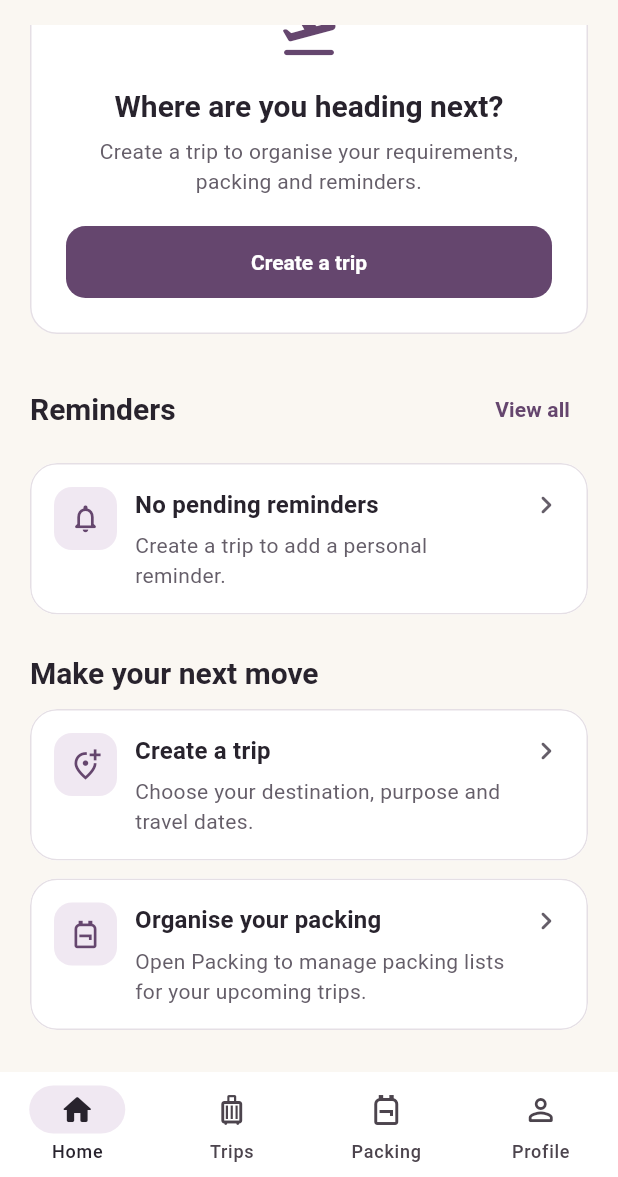
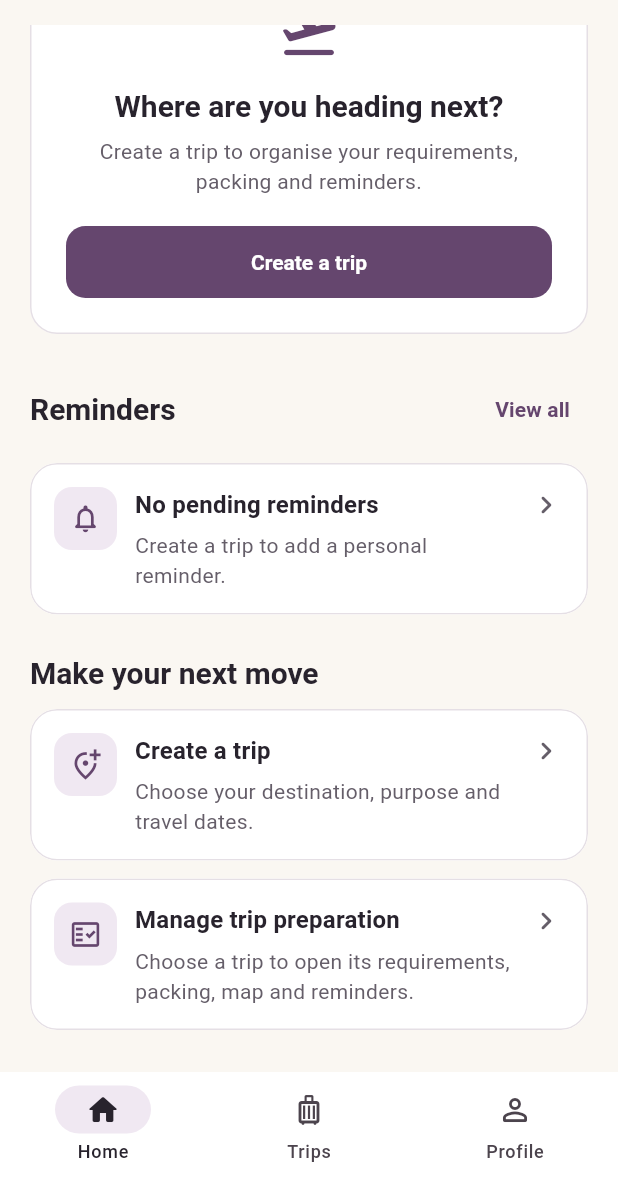
Before and after one commit to CheeWei323/FYP, a Flutter app: the TravellerDashboard screen opened directly, scrolled down 199 dp, on a phone screen of 412 x 824 dp, the part 59-1236 px from its top. Run offline on Flutter 3.47's test engine with Material 3 defaults, Android fonts, the phone set to English and light mode, and no system bars; our stand-ins replace cloud_firestore, firebase_auth, firebase_core, flutter_local_notifications, flutter_timezone, google_maps_flutter and 3 more; missing offline and left inert: excel; accounts and stored records are empty.

Commit message:
Simplify traveller navigation and centralise trip preparation

```diff
--- a/lib/screens/dashboards/traveller_dashboard.dart
+++ b/lib/screens/dashboards/traveller_dashboard.dart
@@ -11,7 +11,6 @@ import '../../theme/app_theme.dart';
 import '../../widgets/destination_photo.dart';
 import '../add_trip_screen.dart';
 import '../my_trips_screen.dart';
-import '../packing_screen.dart';
 import '../traveller_alerts_screen.dart';
 import '../traveller_settings_screen.dart';
 import '../trip_details_screen.dart';
@@ -279,11 +278,15 @@ class _TravellerDashboardState extends State<TravellerDashboard>
     }
   }
 
+  // ---------------------------------------------------------------------------
+  // TAB NAVIGATION
+  // ---------------------------------------------------------------------------
+  // Switch sections and refresh travel data for Home and the notification badge.
   void _changeTab(int index) {
     if (index == _selectedIndex) return;
 
     setState(() => _selectedIndex = index);
-    _loadData(showLoading: index == 0 || index == 2);
+    _loadData(showLoading: index == 0);
   }
 
   Future<void> _openNotifications() => _openPage(
@@ -330,13 +333,13 @@ class _TravellerDashboardState extends State<TravellerDashboard>
 
   @override
   Widget build(BuildContext context) {
-    final titles = ['TravelGuard MY', 'Trips', 'Packing', 'Profile'];
+    final titles = ['TravelGuard MY', 'Trips', 'Profile'];
     final Widget page;
 
     switch (_selectedIndex) {
       case 1:
         page = MyTripsScreen(key: ValueKey(_tripsRevision), embedded: true);
-      case 3:
+      case 2:
         page = const TravellerSettingsScreen();
       default:
         page = _buildDataPage();
@@ -389,11 +392,6 @@ class _TravellerDashboardState extends State<TravellerDashboard>
             label: 'Trips',
           ),
           NavigationDestination(
-            icon: Icon(Icons.backpack_outlined),
-            selectedIcon: Icon(Icons.backpack_rounded),
-            label: 'Packing',
-          ),
-          NavigationDestination(
             icon: Icon(Icons.person_outline_rounded),
             selectedIcon: Icon(Icons.person_rounded),
             label: 'Profile',
@@ -416,14 +414,12 @@ class _TravellerDashboardState extends State<TravellerDashboard>
               onPressed: () => _loadData(),
             ),
           ]
-        : _selectedIndex == 2
-        ? _prepareContent()
         : _homeContent();
 
     return RefreshIndicator(
       onRefresh: () => _loadData(showLoading: false),
       child: ListView(
-        key: PageStorageKey(_selectedIndex == 2 ? 'prepare' : 'home'),
+        key: const PageStorageKey('home'),
         physics: const AlwaysScrollableScrollPhysics(),
         padding: const EdgeInsets.fromLTRB(20, 16, 20, 28),
         children: [
@@ -510,11 +506,11 @@ class _TravellerDashboardState extends State<TravellerDashboard>
       ),
       const SizedBox(height: 12),
       _ActionTile(
-        icon: Icons.backpack_outlined,
-        title: 'Organise your packing',
+        icon: Icons.fact_check_outlined,
+        title: 'Manage trip preparation',
         subtitle:
-            'Open Packing to manage packing lists for your upcoming trips.',
-        onTap: () => _changeTab(2),
+            'Choose a trip to open its requirements, packing, map and reminders.',
+        onTap: () => _changeTab(1),
       ),
     ];
   }
@@ -616,64 +612,6 @@ class _TravellerDashboardState extends State<TravellerDashboard>
       onTap: () => _openPage(TripDetailsScreen(trip: trip)),
       warm: overdue,
     );
-  }
-
-  List<Widget> _prepareContent() {
-    final trips = _upcomingTrips;
-
-    return [
-      Text(
-        'Pack for your next journey.',
-        style: Theme.of(context).textTheme.headlineSmall,
-      ),
-      const SizedBox(height: 8),
-      const Text('Choose an upcoming trip to organise its packing list.'),
-      const SizedBox(height: 24),
-      if (trips.isEmpty) ...[
-        _message(
-          icon: Icons.backpack_outlined,
-          title: 'Your packing starts with a trip',
-          description:
-              'Create a trip to get started. You can find earlier trips in the Trips tab.',
-          button: 'Create a trip',
-          onPressed: () => _openPage(const AddTripScreen()),
-        ),
-        TextButton(
-          onPressed: () => _changeTab(1),
-          child: const Text('Browse saved trips'),
-        ),
-      ] else
-        for (final trip in trips) ...[
-          Card(
-            margin: EdgeInsets.zero,
-            child: Padding(
-              padding: const EdgeInsets.all(20),
-              child: Column(
-                crossAxisAlignment: CrossAxisAlignment.stretch,
-                children: [
-                  Text(
-                    _label(trip.destinationCountryId),
-                    style: Theme.of(context).textTheme.titleLarge,
-                  ),
-                  const SizedBox(height: 6),
-                  Text(
-                    '${_date(trip.departureDate)} · ${_label(trip.purpose)} · ${trip.durationDays} day${trip.durationDays == 1 ? '' : 's'}',
-                  ),
-                  const SizedBox(height: 16),
-                  FilledButton(
-                    onPressed: () => _openPage(PackingScreen(trip: trip)),
-                    child: const Text(
-                      'Open packing list',
-                      textAlign: TextAlign.center,
-                    ),
-                  ),
-                ],
-              ),
-            ),
-          ),
-          const SizedBox(height: 14),
-        ],
-    ];
   }
 
   Widget _heading(String title, {VoidCallback? action}) => Row(
--- a/lib/screens/trip_details_screen.dart
+++ b/lib/screens/trip_details_screen.dart
@@ -942,8 +942,7 @@ class _TripDetailsScreenState extends State<TripDetailsScreen> {
             _buildFeatureCard(
               icon: Icons.luggage_outlined,
               title: 'Packing List',
-              description:
-                  'Use the same saved packing list available from your Packing tab.',
+              description: 'Manage the packing list saved for this trip.',
               actionText: 'Open Packing List',
               onTap: _openPackingList,
             ),
```
